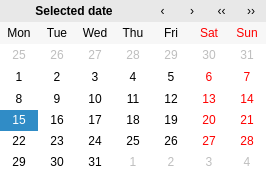
warvariuc/wic, file wic/widgets/w_popup_calendar.ui: the form before one commit.
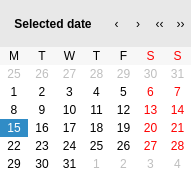
The form after the commit.

```diff
--- a/wic/widgets/w_popup_calendar.ui
+++ b/wic/widgets/w_popup_calendar.ui
@@ -6,7 +6,7 @@
    <rect>
     <x>0</x>
     <y>0</y>
-    <width>266</width>
+    <width>191</width>
     <height>173</height>
    </rect>
   </property>
@@ -16,7 +16,7 @@
   <property name="windowTitle">
    <string>Календарь</string>
   </property>
-  <layout class="QGridLayout" name="gridLayout" columnstretch="5,0,0,0,0">
+  <layout class="QGridLayout" name="gridLayout" columnstretch="5,1,1,1,1">
    <property name="margin">
     <number>0</number>
    </property>
@@ -191,15 +191,6 @@
    </item>
    <item row="1" column="0" colspan="5">
     <widget class="QCalendarWidget" name="calendarWidget">
-     <property name="enabled">
-      <bool>true</bool>
-     </property>
-     <property name="sizePolicy">
-      <sizepolicy hsizetype="Preferred" vsizetype="Preferred">
-       <horstretch>1</horstretch>
-       <verstretch>1</verstretch>
-      </sizepolicy>
-     </property>
      <property name="minimumDate">
       <date>
        <year>1900</year>
@@ -217,11 +208,8 @@
      <property name="firstDayOfWeek">
       <enum>Qt::Monday</enum>
      </property>
-     <property name="gridVisible">
-      <bool>false</bool>
-     </property>
      <property name="horizontalHeaderFormat">
-      <enum>QCalendarWidget::ShortDayNames</enum>
+      <enum>QCalendarWidget::SingleLetterDayNames</enum>
      </property>
      <property name="verticalHeaderFormat">
       <enum>QCalendarWidget::NoVerticalHeader</enum>
```
Left out of the diff: 8 changed lines with no effect on the pictures.
